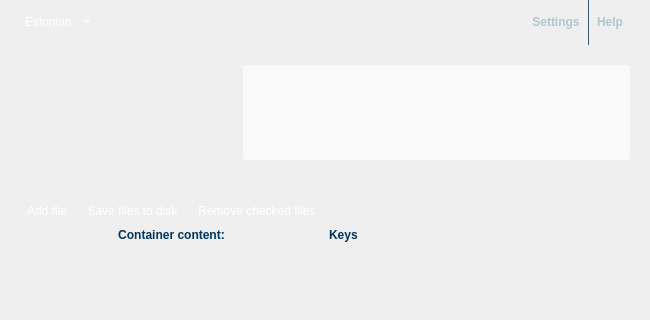
tixsys/esteid, file qdigidoccrypto/trunk/src/ui/MainWindow.ui: the form before one commit; both pictures show x 0 to 650 and y 0 to 320 of the 650 by 540 pixel window.
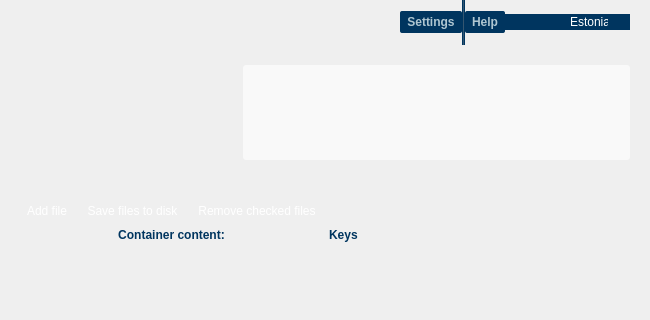
The form after the commit. The open tabs and pages were chosen to show the change. Icons and pictures are not drawn.

Commit message: qdigidoccrypto: update background, fix combobox drop down colors

```diff
--- a/qdigidoccrypto/trunk/src/ui/MainWindow.ui
+++ b/qdigidoccrypto/trunk/src/ui/MainWindow.ui
@@ -42,16 +42,22 @@
    <string notr="true">/* fonts */
 QWidget
 { color: #355670; }
-QPushButton, #languages
+QPushButton,
+#cards, #cards QAbstractItemView,
+#languages, #languages QAbstractItemView
 { color: white; }
 #homeButtonLabel,
 #viewContentLabel, #viewKeysLabel
-{ color: rgba(0, 53, 95, 255); }
+{ color: #00355F; }
 #settings, #help
 { color: #afc6d1; }
 
 /* backgrounds */
-#languages, #settings, #help, #headerLine,
+#languages, #languages QAbstractItemView,
+#cards, #cards QAbstractItemView,
+#settings, #help, #headerLine
+{ background-color: #00355F; }
+
 #home, #intro, #view,
 #viewContentView, #viewKeys, #viewKeysScroll
 { background-color: transparent; }
@@ -60,7 +66,7 @@
 QPushButton
 {
 background-color: qlineargradient(x1: 0, y1: 0, x2: 0, y2: 1,
- stop: 0 rgba(64, 106, 158, 255), stop: 0.75 rgba(0, 53, 95, 255));
+ stop: 0 #406A9E, stop: 0.75 #00355F);
 border: 0px;
 border-radius: 2px;
 padding: 4px 7px;
@@ -73,8 +79,11 @@
 /* customization */
 #background
 { background-image: url(&quot;:/images/background.png&quot;); }
-#languages::down-arrow
-{ image: url(&quot;:/images/images/languages_button.png&quot;); }
+#cards::down-arrow, #languages::down-arrow
+{ image: url(&quot;:/images/languages_button.png&quot;); }
+#cards::drop-down, #cards QAbstractItemView,
+#languages::drop-down, #languages QAbstractItemView
+{ border: 0px; }
 #info
 {
 border-radius: 3px;
@@ -109,40 +118,6 @@
       </property>
       <item>
        <layout class="QHBoxLayout" name="headerLayout">
-        <item>
-         <widget class="QComboBox" name="languages">
-          <item>
-           <property name="text">
-            <string>Estonian</string>
-           </property>
-          </item>
-          <item>
-           <property name="text">
-            <string>English</string>
-           </property>
-          </item>
-          <item>
-           <property name="text">
-            <string>Russian</string>
-           </property>
-          </item>
-          <item>
-           <property name="text">
-            <string>German</string>
-           </property>
-          </item>
-          <item>
-           <property name="text">
-            <string>Latvian</string>
-           </property>
-          </item>
-          <item>
-           <property name="text">
-            <string>Lithuanian</string>
-           </property>
-          </item>
-         </widget>
-        </item>
         <item>
          <spacer name="headerSpacer">
           <property name="orientation">
@@ -192,6 +167,28 @@
           </property>
          </widget>
         </item>
+        <item>
+         <widget class="QComboBox" name="cards"/>
+        </item>
+        <item>
+         <widget class="QComboBox" name="languages">
+          <item>
+           <property name="text">
+            <string>Estonian</string>
+           </property>
+          </item>
+          <item>
+           <property name="text">
+            <string>English</string>
+           </property>
+          </item>
+          <item>
+           <property name="text">
+            <string>Russian</string>
+           </property>
+          </item>
+         </widget>
+        </item>
        </layout>
       </item>
       <item>
```
Left out of the diff: 4 changed lines with no effect on the pictures. The commit also changes 2 other files.
